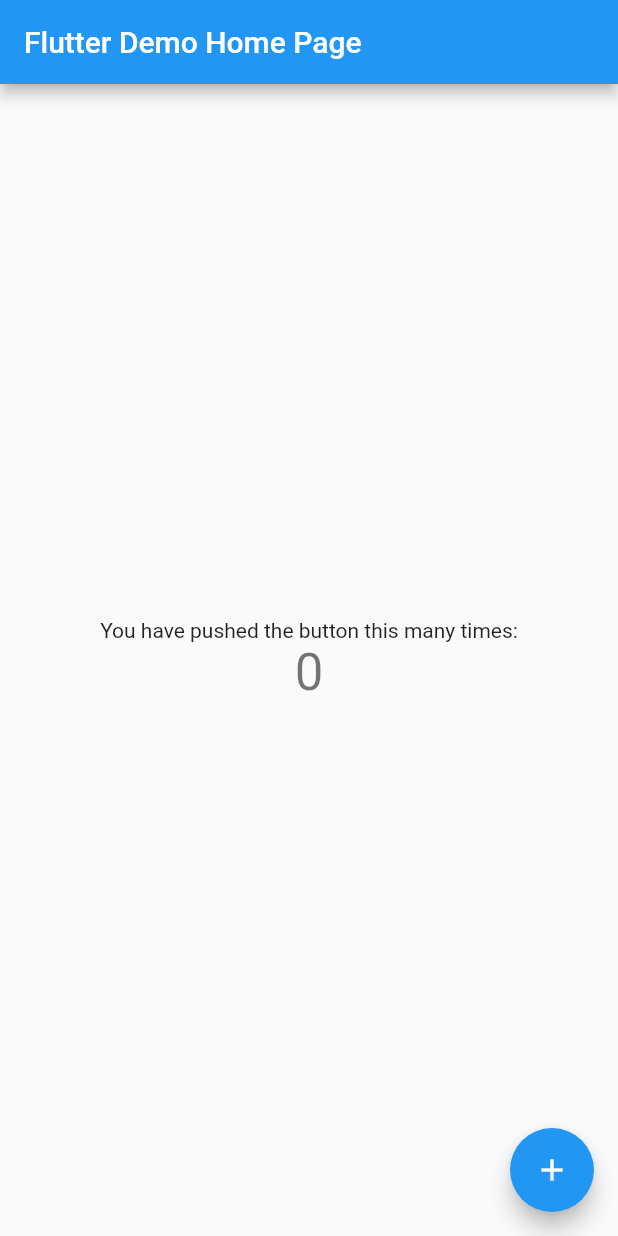
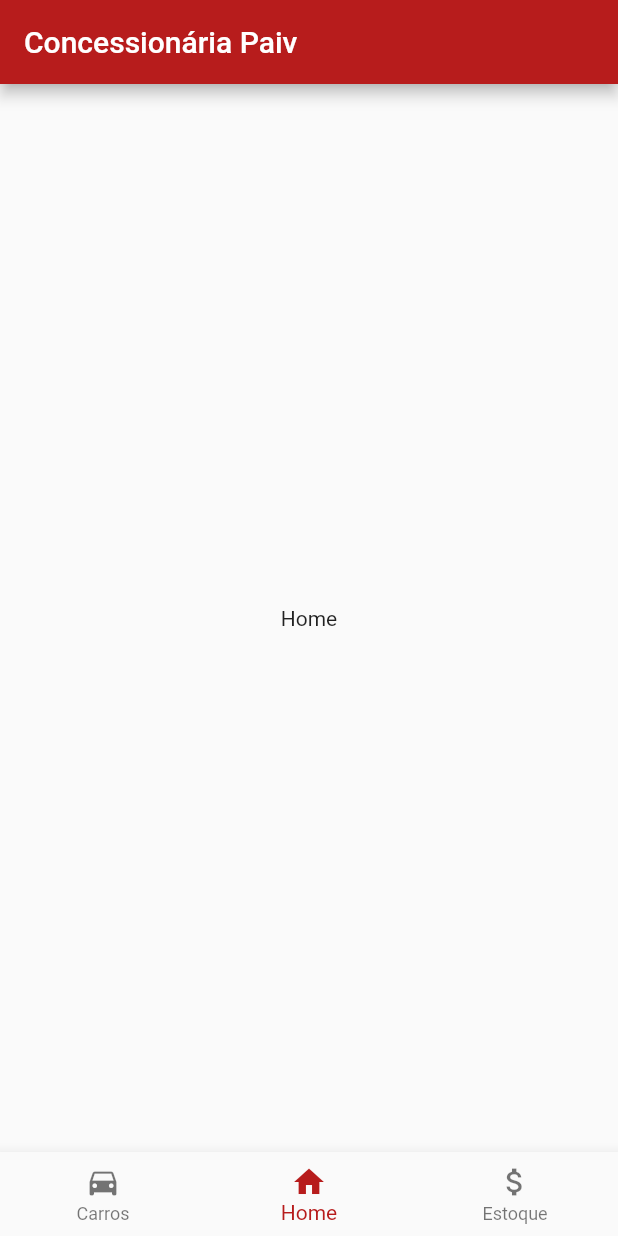
Before and after one commit to leoruas/concessionaria-paiv, a Flutter app: the screen it shows after launch, on a phone screen of 412 x 824 dp. Run offline on Flutter 3.47's test engine with Material 2 defaults, Android fonts, the phone set to English and light mode, and no system bars.

Commit message:
Finished app basic navigation on main screens

```diff
--- a/lib/main.dart
+++ b/lib/main.dart
@@ -1,4 +1,7 @@
 import 'package:flutter/material.dart';
+import 'package:concessionaria_paiv/screens/CarrosScreen.dart';
+import 'package:concessionaria_paiv/screens/HomeScreen.dart';
+import 'package:concessionaria_paiv/screens/EstoqueScreen.dart';
 
 void main() {
   runApp(MyApp());
@@ -9,39 +12,13 @@ class MyApp extends StatelessWidget {
   @override
   Widget build(BuildContext context) {
     return MaterialApp(
-      title: 'Flutter Demo',
-      theme: ThemeData(
-        // This is the theme of your application.
-        //
-        // Try running your application with "flutter run". You'll see the
-        // application has a blue toolbar. Then, without quitting the app, try
-        // changing the primarySwatch below to Colors.green and then invoke
-        // "hot reload" (press "r" in the console where you ran "flutter run",
-        // or simply save your changes to "hot reload" in a Flutter IDE).
-        // Notice that the counter didn't reset back to zero; the application
-        // is not restarted.
-        primarySwatch: Colors.blue,
-        // This makes the visual density adapt to the platform that you run
-        // the app on. For desktop platforms, the controls will be smaller and
-        // closer together (more dense) than on mobile platforms.
-        visualDensity: VisualDensity.adaptivePlatformDensity,
-      ),
-      home: MyHomePage(title: 'Flutter Demo Home Page'),
+      home: MyHomePage(title: 'Concessionária Paiv'),
     );
   }
 }
 
 class MyHomePage extends StatefulWidget {
   MyHomePage({Key key, this.title}) : super(key: key);
-
-  // This widget is the home page of your application. It is stateful, meaning
-  // that it has a State object (defined below) that contains fields that affect
-  // how it looks.
-
-  // This class is the configuration for the state. It holds the values (in this
-  // case the title) provided by the parent (in this case the App widget) and
-  // used by the build method of the State. Fields in a Widget subclass are
-  // always marked "final".
 
   final String title;
 
@@ -50,68 +27,45 @@ class MyHomePage extends StatefulWidget {
 }
 
 class _MyHomePageState extends State<MyHomePage> {
-  int _counter = 0;
+  int _currentIndex = 1;
 
-  void _incrementCounter() {
-    setState(() {
-      // This call to setState tells the Flutter framework that something has
-      // changed in this State, which causes it to rerun the build method below
-      // so that the display can reflect the updated values. If we changed
-      // _counter without calling setState(), then the build method would not be
-      // called again, and so nothing would appear to happen.
-      _counter++;
-    });
-  }
+  final tabs = <Widget>[
+    CarrosScreen(),
+    HomeScreen(),
+    EstoqueScreen()
+  ];
 
   @override
   Widget build(BuildContext context) {
-    // This method is rerun every time setState is called, for instance as done
-    // by the _incrementCounter method above.
-    //
-    // The Flutter framework has been optimized to make rerunning build methods
-    // fast, so that you can just rebuild anything that needs updating rather
-    // than having to individually change instances of widgets.
     return Scaffold(
       appBar: AppBar(
-        // Here we take the value from the MyHomePage object that was created by
-        // the App.build method, and use it to set our appbar title.
         title: Text(widget.title),
+        backgroundColor: Colors.red.shade900,
       ),
-      body: Center(
-        // Center is a layout widget. It takes a single child and positions it
-        // in the middle of the parent.
-        child: Column(
-          // Column is also a layout widget. It takes a list of children and
-          // arranges them vertically. By default, it sizes itself to fit its
-          // children horizontally, and tries to be as tall as its parent.
-          //
-          // Invoke "debug painting" (press "p" in the console, choose the
-          // "Toggle Debug Paint" action from the Flutter Inspector in Android
-          // Studio, or the "Toggle Debug Paint" command in Visual Studio Code)
-          // to see the wireframe for each widget.
-          //
-          // Column has various properties to control how it sizes itself and
-          // how it positions its children. Here we use mainAxisAlignment to
-          // center the children vertically; the main axis here is the vertical
-          // axis because Columns are vertical (the cross axis would be
-          // horizontal).
-          mainAxisAlignment: MainAxisAlignment.center,
-          children: <Widget>[
-            Text(
-              'You have pushed the button this many times:',
-            ),
-            Text(
-              '$_counter',
-              style: Theme.of(context).textTheme.headline4,
-            ),
-          ],
-        ),
+      body: tabs[_currentIndex],
+      bottomNavigationBar: BottomNavigationBar(
+        currentIndex: _currentIndex,
+        selectedItemColor: Colors.red.shade900,
+        items: <BottomNavigationBarItem>[
+          BottomNavigationBarItem(
+            icon: Icon(Icons.directions_car),
+            title: Text('Carros'),
+          ),
+          BottomNavigationBarItem(
+            icon: Icon(Icons.home),
+            title: Text('Home'),
+          ),
+          BottomNavigationBarItem(
+            icon: Icon(Icons.attach_money),
+            title: Text('Estoque'),
+          )
+        ],
+        onTap: (index) {
+          setState(() {
+            _currentIndex = index;
+          });
+        },
       ),
-      floatingActionButton: FloatingActionButton(
-        onPressed: _incrementCounter,
-        tooltip: 'Increment',
-        child: Icon(Icons.add),
-      ), // This trailing comma makes auto-formatting nicer for build methods.
     );
   }
 }
--- /dev/null
+++ b/lib/screens/CarrosScreen.dart
@@ -0,0 +1,10 @@
+import 'package:flutter/material.dart';
+
+class CarrosScreen extends StatelessWidget {
+  @override
+  Widget build(BuildContext context) {
+    return Center(
+      child: Text("Carros"),
+    );
+  }
+}
--- /dev/null
+++ b/lib/screens/EstoqueScreen.dart
@@ -0,0 +1,10 @@
+import 'package:flutter/material.dart';
+
+class EstoqueScreen extends StatelessWidget {
+  @override
+  Widget build(BuildContext context) {
+    return Center(
+      child: Text("Estoque"),
+    );
+  }
+}
--- /dev/null
+++ b/lib/screens/HomeScreen.dart
@@ -0,0 +1,10 @@
+import 'package:flutter/material.dart';
+
+class HomeScreen extends StatelessWidget {
+  @override
+  Widget build(BuildContext context) {
+    return Center(
+      child: Text("Home"),
+    );
+  }
+}
```
